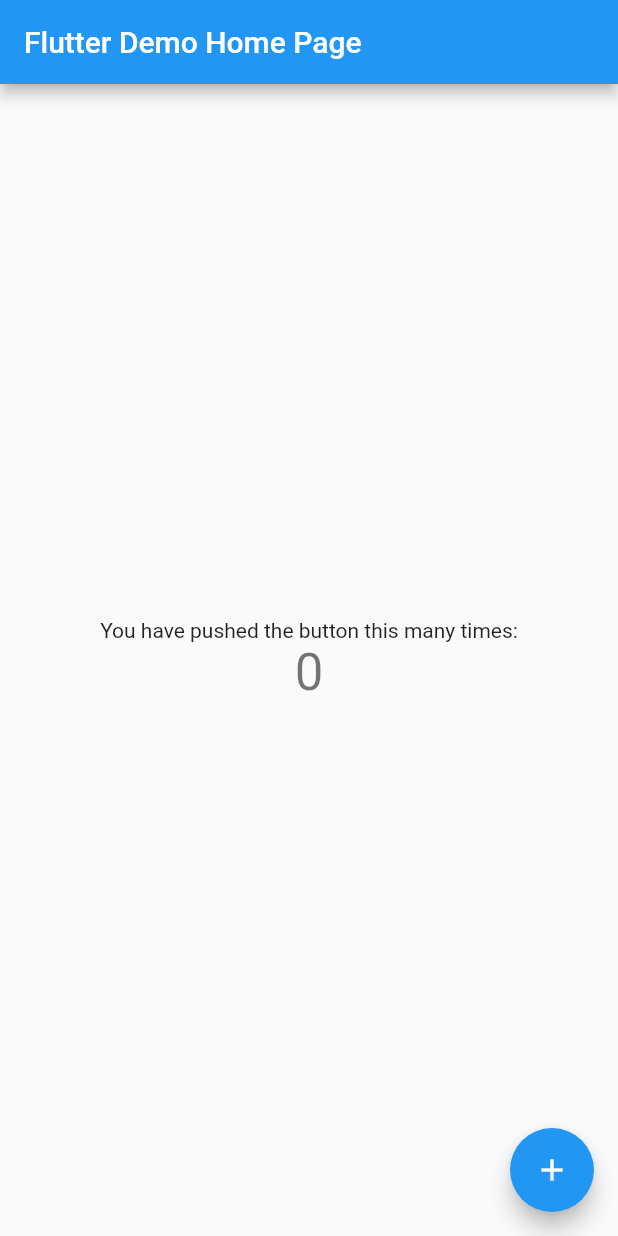
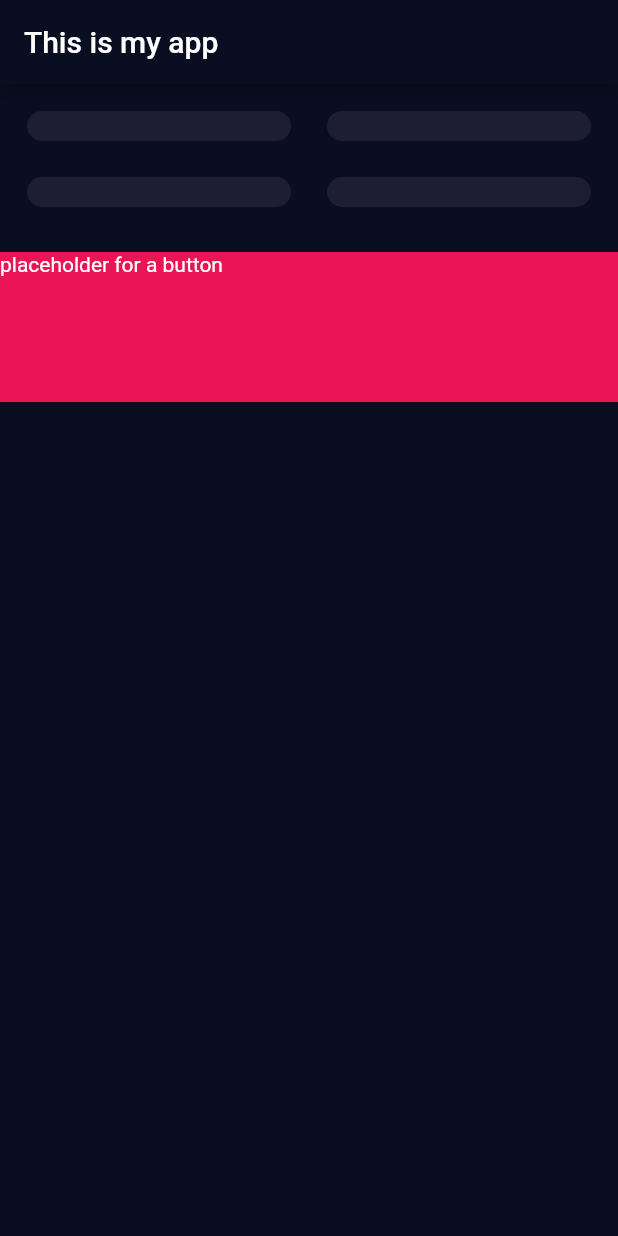
Before and after one commit to github-armin/flutter-bmi-calculator, a Flutter app: the screen it shows after launch, on a phone screen of 412 x 824 dp. Run offline on Flutter 3.47's test engine with Material 2 defaults, Android fonts, the phone set to English and light mode, and no system bars.

Commit message:
working on input screen layout

```diff
--- /dev/null
+++ b/lib/constants.dart
@@ -0,0 +1,10 @@
+import 'package:flutter/material.dart';
+
+double kCardWrapperPadding = 10.0;
+double kCardWrapperMargin = 12.0;
+double kCardWrapperBorderRadius = 10.0;
+double kScreenPadding = kCardWrapperMargin / 2;
+Color kCardWrapperBgColor = Color(0xFF1D1E33);
+double kSubmitButtonHeight = 100.0;
+Color kSubmitButtonColor = Color(0xFFEB1555);
+double kSubmitButtonTopMargin = 12.0;
--- a/lib/main.dart
+++ b/lib/main.dart
@@ -1,111 +1,23 @@
 import 'package:flutter/material.dart';
+import 'package:bmi_calc/screens/input_screen.dart';
+import 'package:bmi_calc/screens/result_screen.dart';
 
-void main() => runApp(MyApp());
+void main() => runApp(BMICalculatorApp());
 
-class MyApp extends StatelessWidget {
-  // This widget is the root of your application.
+class BMICalculatorApp extends StatelessWidget {
   @override
   Widget build(BuildContext context) {
     return MaterialApp(
-      title: 'Flutter Demo',
-      theme: ThemeData(
-        // This is the theme of your application.
-        //
-        // Try running your application with "flutter run". You'll see the
-        // application has a blue toolbar. Then, without quitting the app, try
-        // changing the primarySwatch below to Colors.green and then invoke
-        // "hot reload" (press "r" in the console where you ran "flutter run",
-        // or simply save your changes to "hot reload" in a Flutter IDE).
-        // Notice that the counter didn't reset back to zero; the application
-        // is not restarted.
-        primarySwatch: Colors.blue,
+      debugShowCheckedModeBanner: false,
+      theme: ThemeData.dark().copyWith(
+        primaryColor: Color(0xFF0A0E21),
+        scaffoldBackgroundColor: Color(0xFF0A0E21),
       ),
-      home: MyHomePage(title: 'Flutter Demo Home Page'),
+      initialRoute: '/',
+      routes: {
+        '/': (context) => InputScreen(),
+        '/result': (context) => ResultScreen(),
+      },
     );
   }
 }
-
-class MyHomePage extends StatefulWidget {
-  MyHomePage({Key key, this.title}) : super(key: key);
-
-  // This widget is the home page of your application. It is stateful, meaning
-  // that it has a State object (defined below) that contains fields that affect
-  // how it looks.
-
-  // This class is the configuration for the state. It holds the values (in this
-  // case the title) provided by the parent (in this case the App widget) and
-  // used by the build method of the State. Fields in a Widget subclass are
-  // always marked "final".
-
-  final String title;
-
-  @override
-  _MyHomePageState createState() => _MyHomePageState();
-}
-
-class _MyHomePageState extends State<MyHomePage> {
-  int _counter = 0;
-
-  void _incrementCounter() {
-    setState(() {
-      // This call to setState tells the Flutter framework that something has
-      // changed in this State, which causes it to rerun the build method below
-      // so that the display can reflect the updated values. If we changed
-      // _counter without calling setState(), then the build method would not be
-      // called again, and so nothing would appear to happen.
-      _counter++;
-    });
-  }
-
-  @override
-  Widget build(BuildContext context) {
-    // This method is rerun every time setState is called, for instance as done
-    // by the _incrementCounter method above.
-    //
-    // The Flutter framework has been optimized to make rerunning build methods
-    // fast, so that you can just rebuild anything that needs updating rather
-    // than having to individually change instances of widgets.
-    return Scaffold(
-      appBar: AppBar(
-        // Here we take the value from the MyHomePage object that was created by
-        // the App.build method, and use it to set our appbar title.
-        title: Text(widget.title),
-      ),
-      body: Center(
-        // Center is a layout widget. It takes a single child and positions it
-        // in the middle of the parent.
-        child: Column(
-          // Column is also layout widget. It takes a list of children and
-          // arranges them vertically. By default, it sizes itself to fit its
-          // children horizontally, and tries to be as tall as its parent.
-          //
-          // Invoke "debug painting" (press "p" in the console, choose the
-          // "Toggle Debug Paint" action from the Flutter Inspector in Android
-          // Studio, or the "Toggle Debug Paint" command in Visual Studio Code)
-          // to see the wireframe for each widget.
-          //
-          // Column has various properties to control how it sizes itself and
-          // how it positions its children. Here we use mainAxisAlignment to
-          // center the children vertically; the main axis here is the vertical
-          // axis because Columns are vertical (the cross axis would be
-          // horizontal).
-          mainAxisAlignment: MainAxisAlignment.center,
-          children: <Widget>[
-            Text(
-              'You have pushed the button this many times:',
-            ),
-            Text(
-              '$_counter',
-              style: Theme.of(context).textTheme.display1,
-            ),
-          ],
-        ),
-      ),
-      floatingActionButton: FloatingActionButton(
-        onPressed: _incrementCounter,
-        tooltip: 'Increment',
-        child: Icon(Icons.add),
-      ), // This trailing comma makes auto-formatting nicer for build methods.
-    );
-  }
-}
--- /dev/null
+++ b/lib/screens/input_screen.dart
@@ -0,0 +1,68 @@
+import 'package:flutter/material.dart';
+import 'package:bmi_calc/widgets/card_wrapper.dart';
+import 'package:bmi_calc/constants.dart';
+
+class InputScreen extends StatelessWidget {
+  @override
+  Widget build(BuildContext context) {
+    return Scaffold(
+      appBar: AppBar(
+        title: Text('This is my app')
+      ),
+      body: Column(
+        crossAxisAlignment: CrossAxisAlignment.stretch,
+//        mainAxisAlignment: MainAxisAlignment.spaceAround,
+        children: <Widget>[
+          Container(
+            padding: EdgeInsets.all(kScreenPadding),
+            child: Column(
+              crossAxisAlignment: CrossAxisAlignment.stretch,
+              children: [
+                Row(
+                  mainAxisAlignment: MainAxisAlignment.center,
+                  children: <Widget>[
+                    Expanded(
+                      child: CardWrapper(
+//                    child: Column(),
+                        bgColor: kCardWrapperBgColor,
+                      ),
+                    ),
+                    Expanded(
+                      child: CardWrapper(
+//                    child: Column(),
+                        bgColor: kCardWrapperBgColor,
+                      ),
+                    ),
+                  ],
+                ),
+                Row(
+                  mainAxisAlignment: MainAxisAlignment.center,
+                  children: <Widget>[
+                    Expanded(
+                      child: CardWrapper(
+//                    child: Column(),
+                        bgColor: kCardWrapperBgColor,
+                      ),
+                    ),
+                    Expanded(
+                      child: CardWrapper(
+//                    child: Container(),
+                        bgColor: kCardWrapperBgColor,
+                      ),
+                    ),
+                  ],
+                ),
+              ],
+            ),
+          ),
+          Container(
+              color: kSubmitButtonColor,
+              height: kSubmitButtonHeight,
+              margin: EdgeInsets.only(top: kSubmitButtonTopMargin),
+              child: Text('placeholder for a button')
+          ),
+        ],
+      ),
+    );
+  }
+}
--- /dev/null
+++ b/lib/screens/result_screen.dart
@@ -0,0 +1,10 @@
+import 'package:flutter/material.dart';
+
+class ResultScreen extends StatelessWidget {
+  @override
+  Widget build(BuildContext context) {
+    return Scaffold(
+      appBar: AppBar(title: Text('Result Screen')),
+    );
+  }
+}
--- /dev/null
+++ b/lib/widgets/card_wrapper.dart
@@ -0,0 +1,30 @@
+import 'package:flutter/material.dart';
+import 'package:bmi_calc/constants.dart';
+
+class CardWrapper extends StatelessWidget {
+  final Widget child;
+  final Function onTap;
+  final Color bgColor;
+
+  CardWrapper({
+    @required this.child,
+    this.onTap,
+    this.bgColor,
+  });
+
+  @override
+  Widget build(BuildContext context) {
+    return GestureDetector(
+      onTap: onTap,
+      child: Container(
+        padding: EdgeInsets.all(kCardWrapperPadding),
+        margin: EdgeInsets.all(kCardWrapperMargin),
+        child: child,
+        decoration: BoxDecoration(
+          color: bgColor,
+          borderRadius: BorderRadius.circular(kCardWrapperBorderRadius),
+        ),
+      ),
+    );
+  }
+}
```
